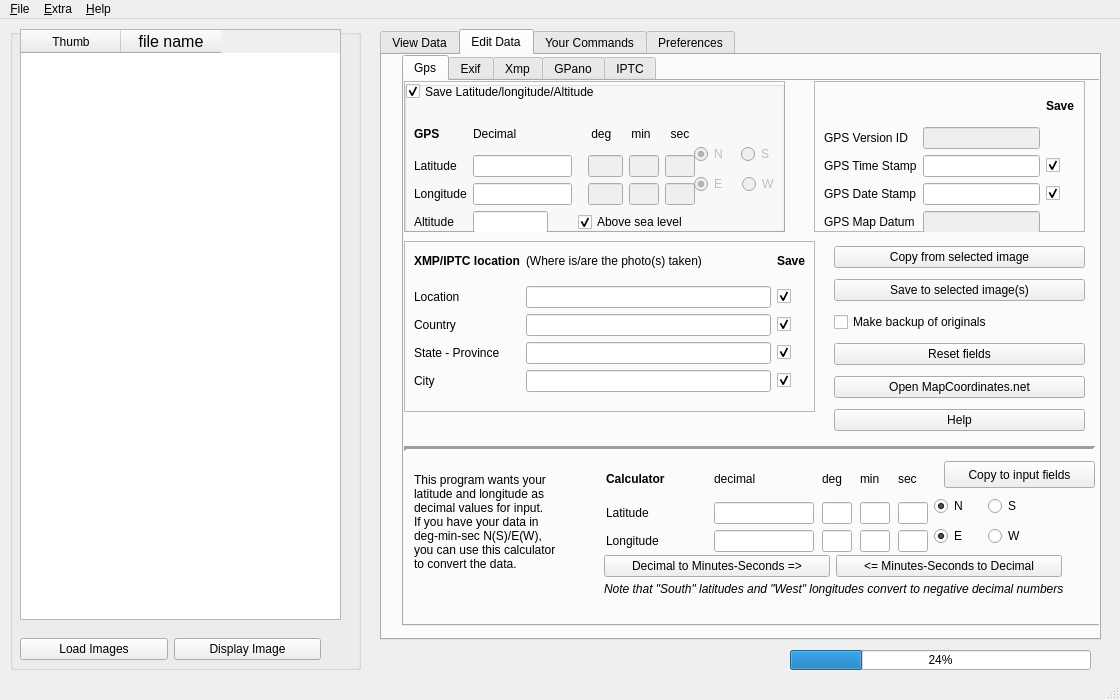
First picture: the form in scripts/ui/MainWindow.ui, repository hvdwolf/pyExifToolGUI, before the edit.
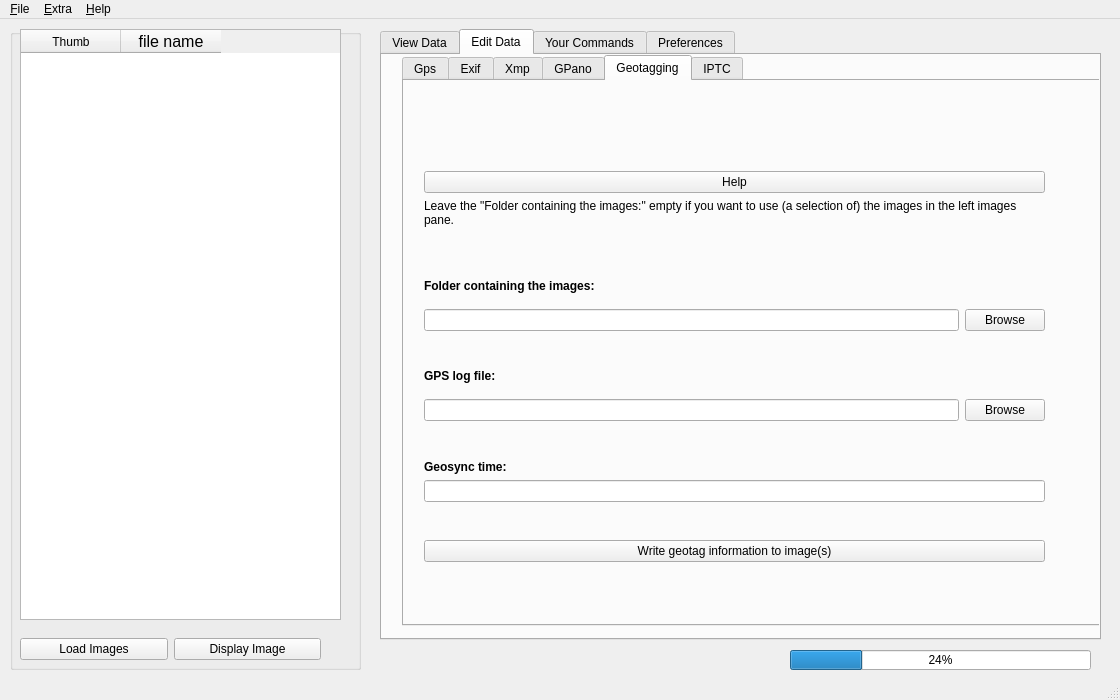
Second picture: the form after the edit. The open tabs and pages were chosen to show the change.

Commit message: 1. Add gui elements for geotagging (not functional yet) 2. Add first geotagging information to manual (draft) 3. Add file functions to geotagging tab

What changed in the file:
```diff
--- a/scripts/ui/MainWindow.ui
+++ b/scripts/ui/MainWindow.ui
@@ -478,7 +478,7 @@
             <x>0</x>
             <y>27</y>
             <width>291</width>
-            <height>125</height>
+            <height>127</height>
            </rect>
           </property>
           <layout class="QGridLayout" name="gridLayout">
@@ -1213,7 +1213,7 @@
            <x>0</x>
            <y>0</y>
            <width>261</width>
-           <height>152</height>
+           <height>155</height>
           </rect>
          </property>
          <layout class="QGridLayout" name="gridLayout_9" rowstretch="0,0,0,0,0" rowminimumheight="0,0,0,0,0">
@@ -2892,6 +2892,206 @@
         </layout>
        </widget>
       </widget>
+      <widget class="QWidget" name="editgeotagtab">
+       <attribute name="title">
+        <string>Geotagging</string>
+       </attribute>
+       <widget class="QWidget" name="gridLayoutWidget_12">
+        <property name="geometry">
+         <rect>
+          <x>10</x>
+          <y>80</y>
+          <width>641</width>
+          <height>411</height>
+         </rect>
+        </property>
+        <layout class="QGridLayout" name="gridLayout_12">
+         <property name="margin">
+          <number>10</number>
+         </property>
+         <item row="3" column="0">
+          <widget class="QLabel" name="label_90">
+           <property name="font">
+            <font>
+             <weight>75</weight>
+             <bold>true</bold>
+            </font>
+           </property>
+           <property name="text">
+            <string>Folder containing the images:</string>
+           </property>
+          </widget>
+         </item>
+         <item row="1" column="0">
+          <widget class="QLabel" name="label_91">
+           <property name="text">
+            <string>Leave the &quot;Folder containing the images:&quot; empty if you want to use (a selection of) the images in the left images pane.
+</string>
+           </property>
+           <property name="wordWrap">
+            <bool>true</bool>
+           </property>
+          </widget>
+         </item>
+         <item row="9" column="0">
+          <widget class="QLabel" name="label_93">
+           <property name="font">
+            <font>
+             <weight>75</weight>
+             <bold>true</bold>
+            </font>
+           </property>
+           <property name="text">
+            <string>Geosync time:</string>
+           </property>
+          </widget>
+         </item>
+         <item row="7" column="0">
+          <layout class="QHBoxLayout" name="horizontalLayout_9">
+           <property name="topMargin">
+            <number>10</number>
+           </property>
+           <item>
+            <widget class="QLineEdit" name="LineEdit_geotag_log_file">
+             <property name="toolTip">
+              <string>If you select a source folder all images in that folder will be renamed. Note that also images in subfolders will be renamed.</string>
+             </property>
+            </widget>
+           </item>
+           <item>
+            <widget class="QPushButton" name="btn_geotag_gps_track_browse">
+             <property name="text">
+              <string>Browse</string>
+             </property>
+            </widget>
+           </item>
+          </layout>
+         </item>
+         <item row="0" column="0">
+          <widget class="QPushButton" name="btn_geotagging_help">
+           <property name="font">
+            <font>
+             <weight>50</weight>
+             <bold>false</bold>
+            </font>
+           </property>
+           <property name="toolTip">
+            <string>Opens the manual with some additional info on this screen</string>
+           </property>
+           <property name="statusTip">
+            <string>Opens the manual with some additional info on this screen</string>
+           </property>
+           <property name="text">
+            <string>Help</string>
+           </property>
+          </widget>
+         </item>
+         <item row="6" column="0">
+          <widget class="QLabel" name="label_92">
+           <property name="font">
+            <font>
+             <weight>75</weight>
+             <bold>true</bold>
+            </font>
+           </property>
+           <property name="text">
+            <string>GPS log file:</string>
+           </property>
+          </widget>
+         </item>
+         <item row="4" column="0">
+          <layout class="QHBoxLayout" name="horizontalLayout">
+           <property name="topMargin">
+            <number>10</number>
+           </property>
+           <item>
+            <widget class="QLineEdit" name="LineEdit_geotag_source_folder">
+             <property name="toolTip">
+              <string>If you select a source folder all images in that folder will be renamed. Note that also images in subfolders will be renamed.</string>
+             </property>
+            </widget>
+           </item>
+           <item>
+            <widget class="QPushButton" name="btn_geotag_img_browse">
+             <property name="text">
+              <string>Browse</string>
+             </property>
+            </widget>
+           </item>
+          </layout>
+         </item>
+         <item row="10" column="0">
+          <widget class="QLineEdit" name="geotagging_geosynctime">
+           <property name="enabled">
+            <bool>true</bool>
+           </property>
+           <property name="toolTip">
+            <string/>
+           </property>
+          </widget>
+         </item>
+         <item row="11" column="0">
+          <spacer name="verticalSpacer_3">
+           <property name="orientation">
+            <enum>Qt::Vertical</enum>
+           </property>
+           <property name="sizeHint" stdset="0">
+            <size>
+             <width>20</width>
+             <height>40</height>
+            </size>
+           </property>
+          </spacer>
+         </item>
+         <item row="8" column="0">
+          <spacer name="verticalSpacer_2">
+           <property name="orientation">
+            <enum>Qt::Vertical</enum>
+           </property>
+           <property name="sizeHint" stdset="0">
+            <size>
+             <width>20</width>
+             <height>40</height>
+            </size>
+           </property>
+          </spacer>
+         </item>
+         <item row="12" column="0">
+          <widget class="QPushButton" name="btn_write_geotaginfo">
+           <property name="text">
+            <string>Write geotag information to image(s)</string>
+           </property>
+          </widget>
+         </item>
+         <item row="5" column="0">
+          <spacer name="verticalSpacer">
+           <property name="orientation">
+            <enum>Qt::Vertical</enum>
+           </property>
+           <property name="sizeHint" stdset="0">
+            <size>
+             <width>20</width>
+             <height>40</height>
+            </size>
+           </property>
+          </spacer>
+         </item>
+         <item row="2" column="0">
+          <spacer name="verticalSpacer_4">
+           <property name="orientation">
+            <enum>Qt::Vertical</enum>
+           </property>
+           <property name="sizeHint" stdset="0">
+            <size>
+             <width>20</width>
+             <height>40</height>
+            </size>
+           </property>
+          </spacer>
+         </item>
+        </layout>
+       </widget>
+      </widget>
       <widget class="QWidget" name="editiptctab">
        <attribute name="title">
         <string>IPTC</string>
```
Left out of the diff: 4 changed lines with no effect on the pictures. The commit also changes 4 other files.
